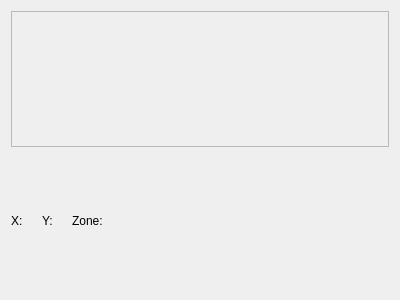
The window that src/ui/signalplotwidget.ui (echmet/PeakMasterNG) describes before a commit, drawn with Qt 5.
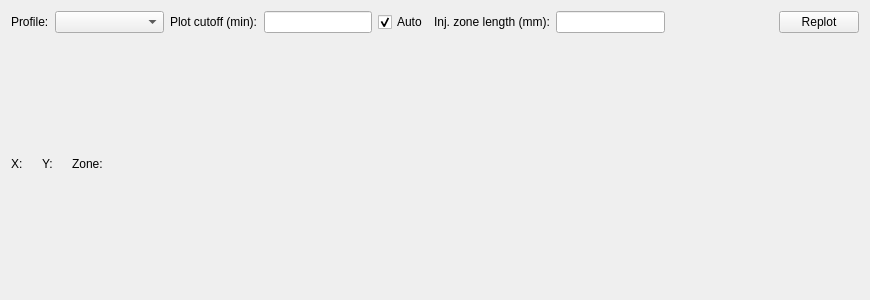
The same window after the commit. Custom widgets are drawn as their Qt base class.

Commit message: Move plot controls to SignalPlotWidget and make the ratio between SystemCompositionWidget and SignalPlotWidget adjustable by user

Diff of the .ui file:
```diff
--- a/src/ui/signalplotwidget.ui
+++ b/src/ui/signalplotwidget.ui
@@ -6,7 +6,7 @@
    <rect>
     <x>0</x>
     <y>0</y>
-    <width>400</width>
+    <width>870</width>
     <height>300</height>
    </rect>
   </property>
@@ -15,14 +15,75 @@
   </property>
   <layout class="QVBoxLayout" name="verticalLayout">
    <item>
-    <widget class="QFrame" name="frame">
-     <property name="frameShape">
-      <enum>QFrame::StyledPanel</enum>
-     </property>
-     <property name="frameShadow">
-      <enum>QFrame::Raised</enum>
-     </property>
-    </widget>
+    <layout class="QHBoxLayout" name="horizontalLayout_2">
+     <item>
+      <widget class="QLabel" name="ql_signal">
+       <property name="text">
+        <string>Profile:</string>
+       </property>
+      </widget>
+     </item>
+     <item>
+      <widget class="QComboBox" name="qcbox_signal">
+       <property name="sizePolicy">
+        <sizepolicy hsizetype="MinimumExpanding" vsizetype="Fixed">
+         <horstretch>0</horstretch>
+         <verstretch>0</verstretch>
+        </sizepolicy>
+       </property>
+      </widget>
+     </item>
+     <item>
+      <widget class="QLabel" name="ql_plotCutoff">
+       <property name="text">
+        <string>Plot cutoff (min):</string>
+       </property>
+      </widget>
+     </item>
+     <item>
+      <widget class="FloatingValueLineEdit" name="qle_plotCutoff"/>
+     </item>
+     <item>
+      <widget class="QCheckBox" name="qcb_autoPlotCutoff">
+       <property name="text">
+        <string>Auto</string>
+       </property>
+       <property name="checked">
+        <bool>true</bool>
+       </property>
+      </widget>
+     </item>
+     <item>
+      <widget class="QLabel" name="label">
+       <property name="text">
+        <string>Inj. zone length (mm):</string>
+       </property>
+      </widget>
+     </item>
+     <item>
+      <widget class="QLineEdit" name="qle_injZoneLength"/>
+     </item>
+     <item>
+      <spacer name="horizontalSpacer_2">
+       <property name="orientation">
+        <enum>Qt::Horizontal</enum>
+       </property>
+       <property name="sizeHint" stdset="0">
+        <size>
+         <width>40</width>
+         <height>20</height>
+        </size>
+       </property>
+      </spacer>
+     </item>
+     <item>
+      <widget class="QPushButton" name="qpb_replot">
+       <property name="text">
+        <string>Replot</string>
+       </property>
+      </widget>
+     </item>
+    </layout>
    </item>
    <item>
     <layout class="QHBoxLayout" name="horizontalLayout">
@@ -85,6 +146,13 @@
    </item>
   </layout>
  </widget>
+ <customwidgets>
+  <customwidget>
+   <class>FloatingValueLineEdit</class>
+   <extends>QLineEdit</extends>
+   <header>src/ui/elementaries/floatingvaluelineedit.h</header>
+  </customwidget>
+ </customwidgets>
  <resources/>
  <connections/>
 </ui>
```
The commit also changes 5 other files.
